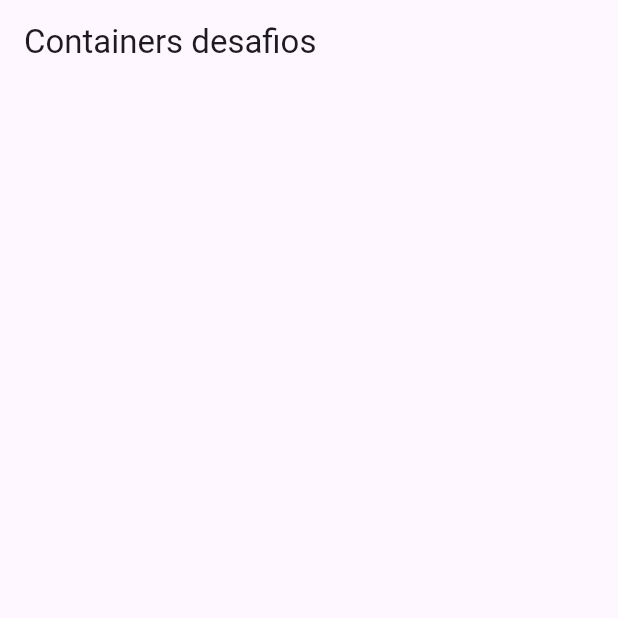
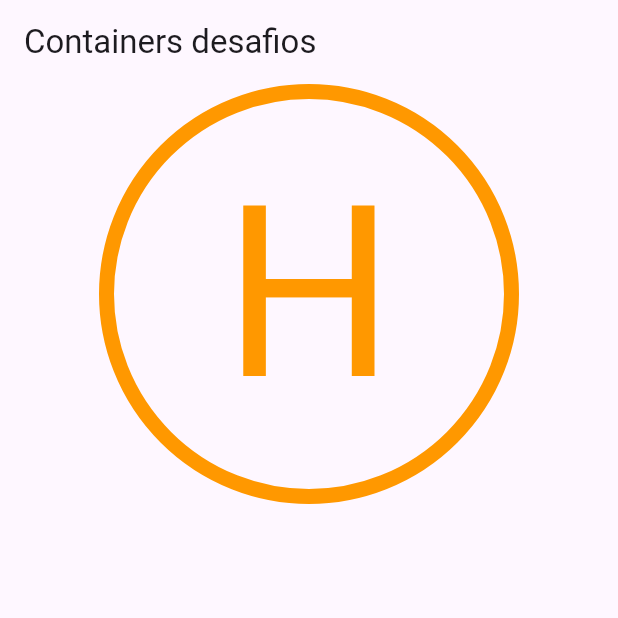
Before and after one commit to fr4nsgallegos/futuresG10, a Flutter app: the screen it shows after launch, on a phone screen of 412 x 824 dp, the top half of it. Run offline on Flutter 3.47's test engine with Material 3 defaults, Android fonts, the phone set to English and light mode, and no system bars.

Commit message:
h container

```diff
--- a/lib/pages/desafios_container_page.dart
+++ b/lib/pages/desafios_container_page.dart
@@ -1,6 +1,26 @@
 import 'package:flutter/material.dart';
 
 class DesafiosContainerPage extends StatelessWidget {
+  Widget hContainer() {
+    return Container(
+      width: 280,
+      height: 280,
+      alignment: Alignment.center,
+      // padding: EdgeInsets.all(40),
+      decoration: BoxDecoration(
+        shape: BoxShape.circle,
+        border: Border.all(
+          color: Colors.orange,
+          width: 10,
+        ),
+      ),
+      child: Text(
+        "H",
+        style: TextStyle(fontSize: 160, color: Colors.orange),
+      ),
+    );
+  }
+
   @override
   Widget build(BuildContext context) {
     return Scaffold(
@@ -9,7 +29,9 @@ class DesafiosContainerPage extends StatelessWidget {
       ),
       body: Center(
         child: Column(
-          children: [],
+          children: [
+            hContainer(),
+          ],
         ),
       ),
     );
```
